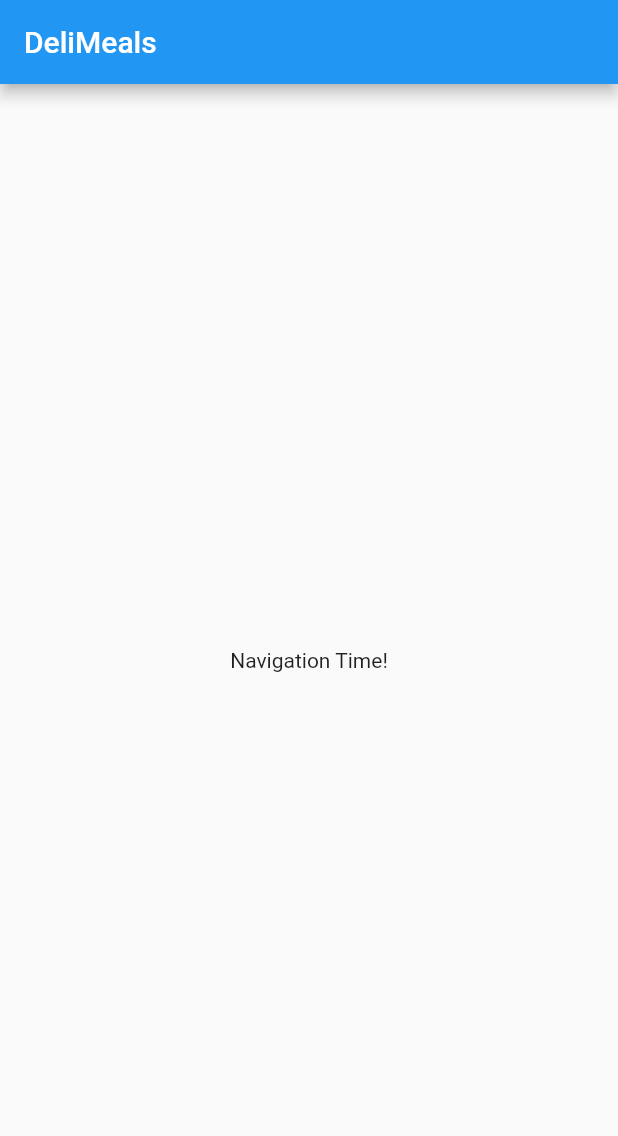
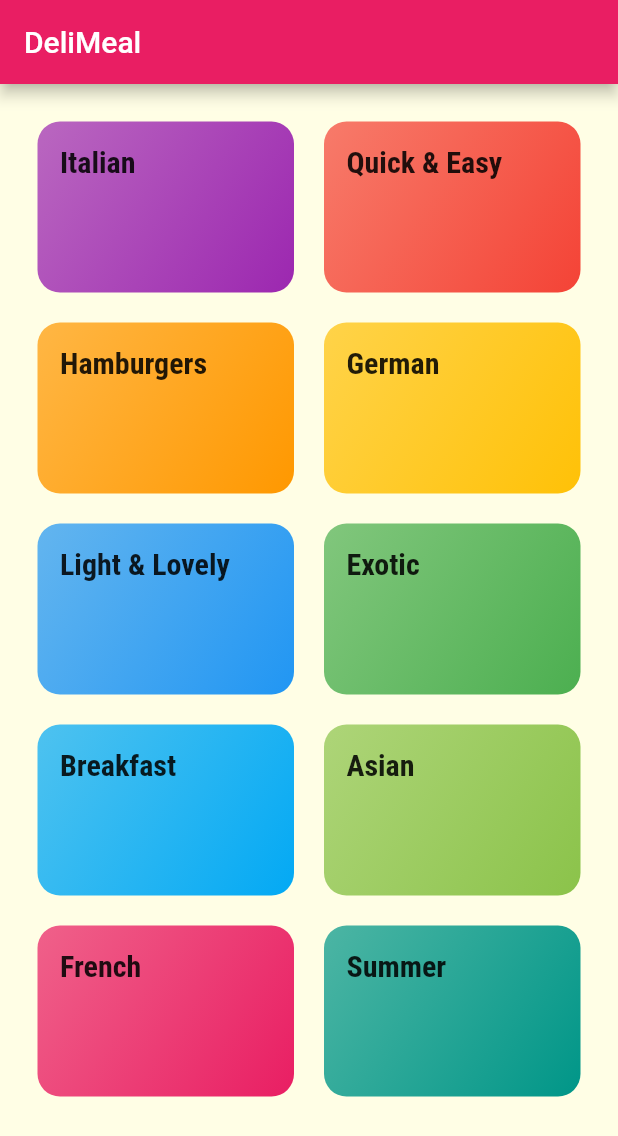
Before and after one commit to Pedro-Costa123/flutter_guide_2022_meals_app, a Flutter app: the screen it shows after launch, on a phone screen of 412 x 824 dp. Shown: the top 1136 px of the screen. Run offline on Flutter 3.47's test engine with Material 2 defaults, Android fonts, the phone set to English and light mode, and no system bars.

Commit message:
Section 7 : 162

```diff
--- /dev/null
+++ b/lib/categories_screen.dart
@@ -0,0 +1,24 @@
+import 'package:flutter/material.dart';
+
+import './dummy_data.dart';
+import './category_item.dart';
+
+class CategoriesScreen extends StatelessWidget {
+  @override
+  Widget build(BuildContext context) {
+    return Scaffold(
+      appBar: AppBar(title: const Text('DeliMeal'),),
+      body: GridView(
+        padding: const EdgeInsets.all(25),
+        children: DUMMY_CATEGORIES
+            .map((catData) => CategoryItem(catData.title, catData.color))
+            .toList(),
+        gridDelegate: SliverGridDelegateWithMaxCrossAxisExtent(
+            maxCrossAxisExtent: 200,
+            childAspectRatio: 3 / 2,
+            crossAxisSpacing: 20,
+            mainAxisSpacing: 20),
+      ),
+    );
+  }
+}
--- /dev/null
+++ b/lib/category_item.dart
@@ -0,0 +1,25 @@
+import 'package:flutter/material.dart';
+
+class CategoryItem extends StatelessWidget {
+  final String title;
+  final Color color;
+
+  CategoryItem(this.title, this.color);
+
+  @override
+  Widget build(BuildContext context) {
+    return Container(
+      padding: const EdgeInsets.all(15),
+      child: Text(
+        title,
+        style: Theme.of(context).textTheme.subtitle1, //if bad use headline6
+      ),
+      decoration: BoxDecoration(
+          gradient: LinearGradient(
+              colors: [color.withOpacity(0.7), color],
+              begin: Alignment.topLeft,
+              end: Alignment.bottomRight),
+          borderRadius: BorderRadius.circular(15)),
+    );
+  }
+}
--- /dev/null
+++ b/lib/dummy_data.dart
@@ -0,0 +1,56 @@
+import 'package:flutter/material.dart';
+
+import './models/category.dart';
+
+const DUMMY_CATEGORIES = const [
+  Category(
+    id: 'c1',
+    title: 'Italian',
+    color: Colors.purple,
+  ),
+  Category(
+    id: 'c2',
+    title: 'Quick & Easy',
+    color: Colors.red,
+  ),
+  Category(
+    id: 'c3',
+    title: 'Hamburgers',
+    color: Colors.orange,
+  ),
+  Category(
+    id: 'c4',
+    title: 'German',
+    color: Colors.amber,
+  ),
+  Category(
+    id: 'c5',
+    title: 'Light & Lovely',
+    color: Colors.blue,
+  ),
+  Category(
+    id: 'c6',
+    title: 'Exotic',
+    color: Colors.green,
+  ),
+  Category(
+    id: 'c7',
+    title: 'Breakfast',
+    color: Colors.lightBlue,
+  ),
+  Category(
+    id: 'c8',
+    title: 'Asian',
+    color: Colors.lightGreen,
+  ),
+  Category(
+    id: 'c9',
+    title: 'French',
+    color: Colors.pink,
+  ),
+  Category(
+    id: 'c10',
+    title: 'Summer',
+    color: Colors.teal,
+  ),
+];
--- a/lib/main.dart
+++ b/lib/main.dart
@@ -1,4 +1,6 @@
 import 'package:flutter/material.dart';
+
+import './categories_screen.dart';
 
 void main() => runApp(MyApp());
 
@@ -8,29 +10,20 @@ class MyApp extends StatelessWidget {
     return MaterialApp(
       title: 'DeliMeals',
       theme: ThemeData(
-        primarySwatch: Colors.blue,
+        primarySwatch: Colors.pink,
+        accentColor: Colors.amber,
+        canvasColor: Color.fromRGBO(255, 254, 229, 1),
+        fontFamily: 'Raleway',
+        textTheme: ThemeData.light().textTheme.copyWith(
+              bodyText1: TextStyle(color: Color.fromRGBO(20, 51, 51, 1)),
+              bodyText2: TextStyle(color: Color.fromRGBO(20, 51, 51, 1)),
+              subtitle1: TextStyle( //if bad use headline6
+                  fontSize: 20,
+                  fontFamily: 'RobotoCondensed',
+                  fontWeight: FontWeight.bold),
+            ),
       ),
-      home: MyHomePage(),
+      home: CategoriesScreen(),
     );
   }
 }
-
-class MyHomePage extends StatefulWidget {
-    @override
-  _MyHomePageState createState() => _MyHomePageState();
-}
-
-class _MyHomePageState extends State<MyHomePage> {
-
-  @override
-  Widget build(BuildContext context) {
-    return Scaffold(
-      appBar: AppBar(
-        title: Text('DeliMeals'),
-      ),
-      body: Center(
-        child: Text('Navigation Time!'),
-      ),
-    );
-  }
-}
--- /dev/null
+++ b/lib/models/category.dart
@@ -0,0 +1,14 @@
+import 'package:flutter/material.dart';
+
+class Category {
+  final String id;
+  final String title;
+  final Color color;
+
+  const Category({
+    @required this.id,
+    @required this.title,
+    this.color = Colors.orange
+  });
+
+}
```
Also changed, not shown: pubspec.yaml (+17 -11 lines), assets/fonts/Raleway-Black.ttf (added), assets/fonts/Raleway-Bold.ttf (added), assets/fonts/Raleway-Regular.ttf (added), assets/fonts/RobotoCondensed-Bold.ttf (added), assets/fonts/RobotoCondensed-Italic.ttf (added), assets/fonts/RobotoCondensed-Light.ttf (added), assets/fonts/RobotoCondensed-Regular.ttf (added).
